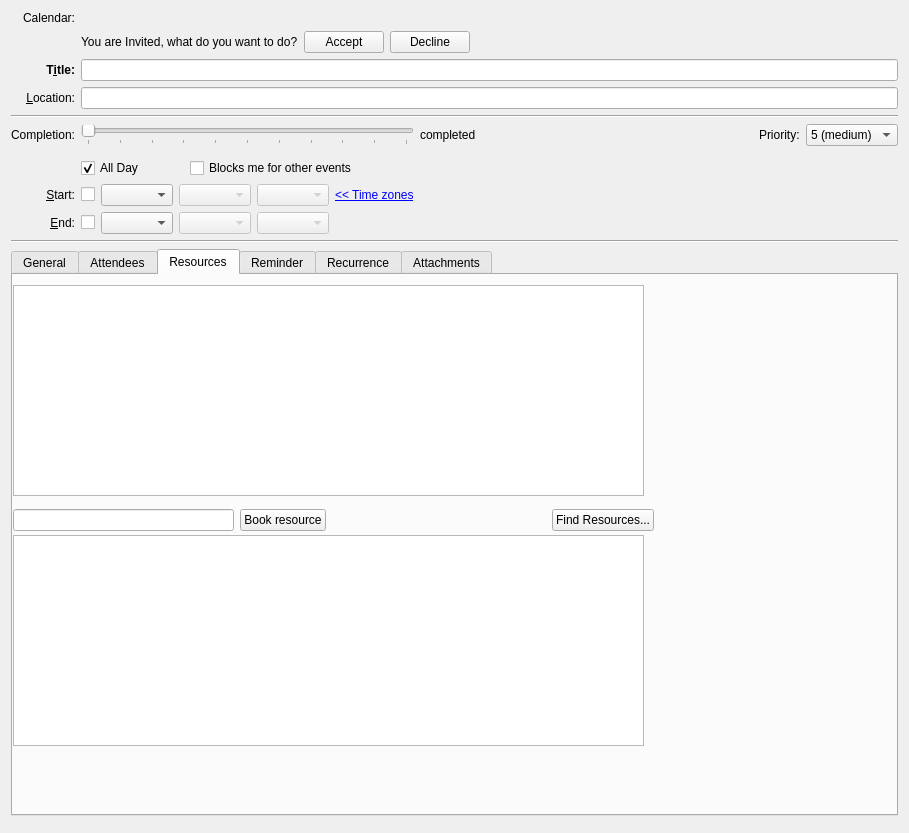
This is incidenceeditor-ng/dialogdesktop.ui in KDE/kdepim as Qt 5 draws it before an edit. The edited form follows.
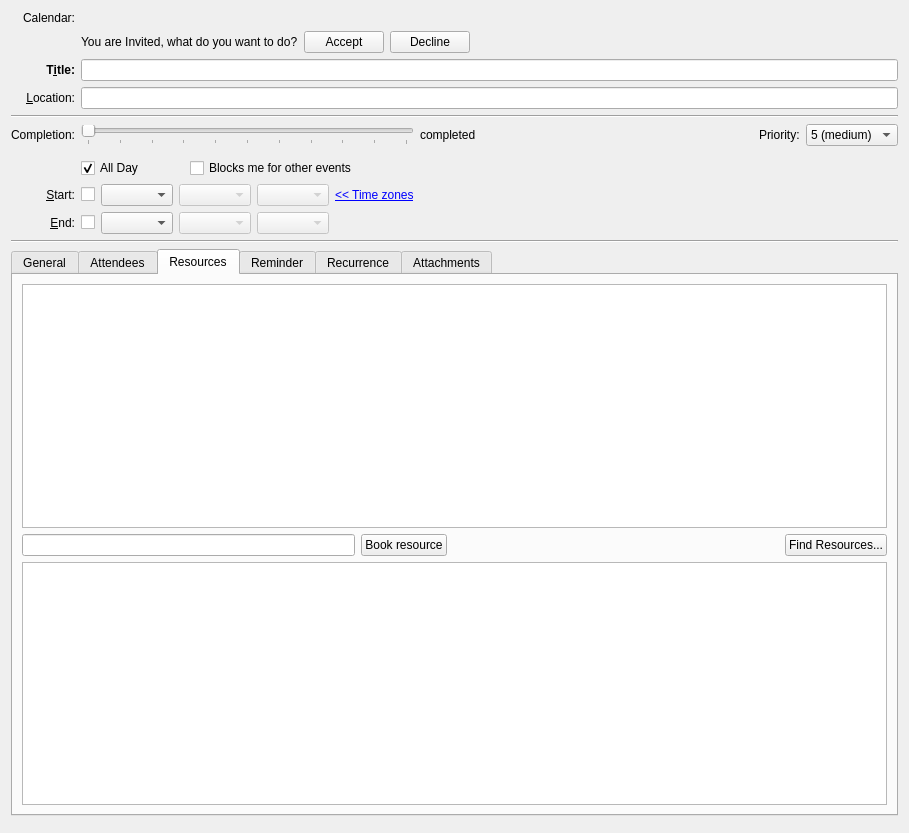
This is the edited form. The open tabs and pages were chosen to show the change. Custom widgets are drawn as their Qt base class.

Commit message: have a nice tableView

Diff of the .ui file:
```diff
--- a/incidenceeditor-ng/dialogdesktop.ui
+++ b/incidenceeditor-ng/dialogdesktop.ui
@@ -831,15 +831,27 @@
         <attribute name="title">
          <string>Resources</string>
         </attribute>
-        <widget class="QWidget" name="horizontalLayoutWidget">
-         <property name="geometry">
-          <rect>
-           <x>0</x>
-           <y>230</y>
-           <width>641</width>
-           <height>31</height>
-          </rect>
-         </property>
+        <layout class="QGridLayout" name="gridLayout_5">
+         <item row="0" column="0">
+          <widget class="QTableView" name="mResourcesTable">
+           <property name="editTriggers">
+            <set>QAbstractItemView::AllEditTriggers</set>
+           </property>
+           <property name="showGrid">
+            <bool>false</bool>
+           </property>
+           <property name="gridStyle">
+            <enum>Qt::SolidLine</enum>
+           </property>
+           <property name="wordWrap">
+            <bool>false</bool>
+           </property>
+           <attribute name="horizontalHeaderHighlightSections">
+            <bool>false</bool>
+           </attribute>
+          </widget>
+         </item>
+         <item row="1" column="0">
          <layout class="QHBoxLayout" name="horizontalLayout_11">
           <item>
            <widget class="KLineEdit" name="mNewResource"/>
@@ -872,27 +884,27 @@
            </widget>
           </item>
          </layout>
-        </widget>
-        <widget class="QTableView" name="mResourcesTable">
-         <property name="geometry">
-          <rect>
-           <x>0</x>
-           <y>10</y>
-           <width>631</width>
-           <height>211</height>
-          </rect>
-         </property>
-        </widget>
+         </item>
+         <item row="2" column="0">
         <widget class="QTableView" name="mAttendeeTable">
-         <property name="geometry">
-          <rect>
-           <x>0</x>
-           <y>260</y>
-           <width>631</width>
-           <height>211</height>
-          </rect>
-         </property>
-        </widget>
+           <property name="frameShadow">
+            <enum>QFrame::Plain</enum>
+           </property>
+           <property name="editTriggers">
+            <set>QAbstractItemView::AllEditTriggers</set>
+           </property>
+           <property name="showGrid">
+            <bool>false</bool>
+           </property>
+           <attribute name="horizontalHeaderVisible">
+            <bool>false</bool>
+           </attribute>
+           <attribute name="horizontalHeaderCascadingSectionResizes">
+            <bool>false</bool>
+           </attribute>
+          </widget>
+         </item>
+        </layout>
        </widget>
        <widget class="QWidget" name="mReminderTab">
         <attribute name="title">
@@ -1557,21 +1569,6 @@
   </layout>
  </widget>
  <customwidgets>
-  <customwidget>
-   <class>KRichTextEdit</class>
-   <extends>KTextEdit</extends>
-   <header>krichtextedit.h</header>
-  </customwidget>
-  <customwidget>
-   <class>KTimeComboBox</class>
-   <extends>KComboBox</extends>
-   <header>ktimecombobox.h</header>
-  </customwidget>
-  <customwidget>
-   <class>KDateComboBox</class>
-   <extends>KComboBox</extends>
-   <header>kdatecombobox.h</header>
-  </customwidget>
   <customwidget>
    <class>KComboBox</class>
    <extends>QComboBox</extends>
@@ -1592,11 +1589,6 @@
    <extends>QTextEdit</extends>
    <header>ktextedit.h</header>
   </customwidget>
-  <customwidget>
-   <class>KRichTextWidget</class>
-   <extends>KRichTextEdit</extends>
-   <header>krichtextwidget.h</header>
-  </customwidget>
   <customwidget>
    <class>KTabWidget</class>
    <extends>QTabWidget</extends>
@@ -1629,6 +1621,26 @@
    <header>libkdepim/widgets/tagwidgets.h</header>
    <container>1</container>
   </customwidget>
+  <customwidget>
+   <class>KRichTextEdit</class>
+   <extends>KTextEdit</extends>
+   <header>krichtextedit.h</header>
+  </customwidget>
+  <customwidget>
+   <class>KTimeComboBox</class>
+   <extends>KComboBox</extends>
+   <header>ktimecombobox.h</header>
+  </customwidget>
+  <customwidget>
+   <class>KDateComboBox</class>
+   <extends>KComboBox</extends>
+   <header>kdatecombobox.h</header>
+  </customwidget>
+  <customwidget>
+   <class>KRichTextWidget</class>
+   <extends>KRichTextEdit</extends>
+   <header>krichtextwidget.h</header>
+  </customwidget>
  </customwidgets>
  <resources/>
  <connections>
```
Left out of the diff: 139 changed lines with no effect on the pictures. Lines whose indentation alone changed are shown as unchanged. The commit also changes 6 other files.
